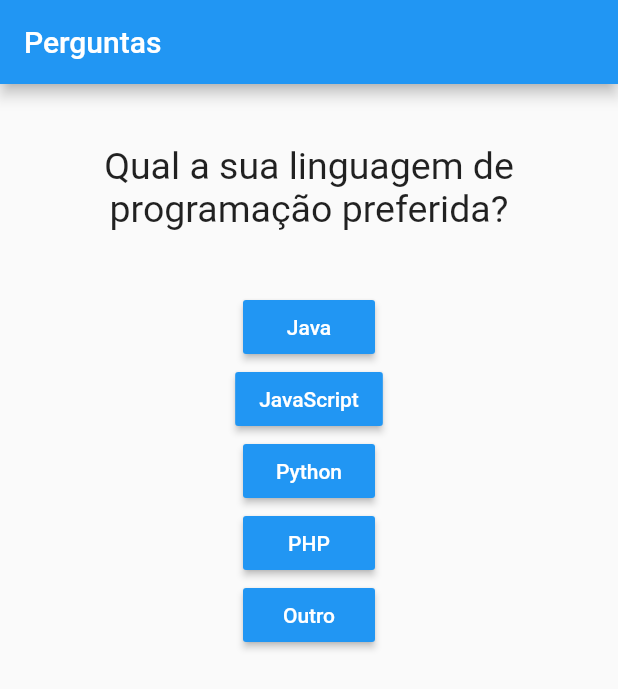
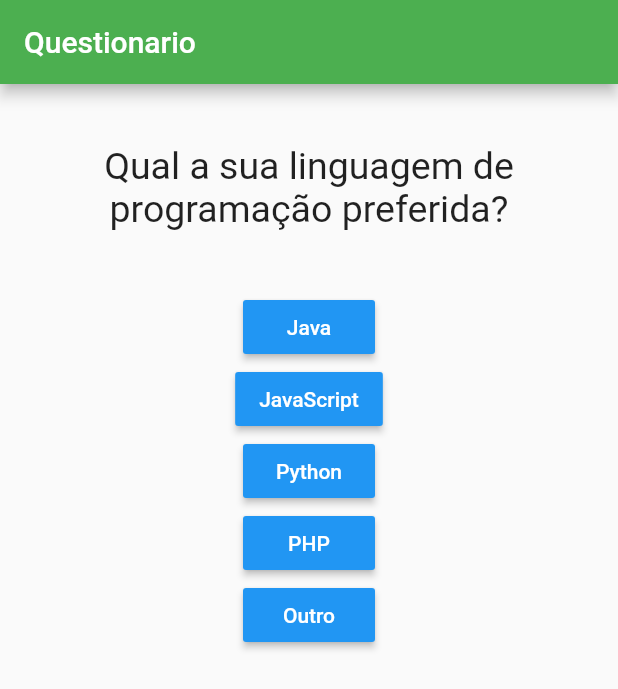
Before and after one commit to Flutter-Studies/Favorite-language, a Flutter app: the screen it shows after launch, on a phone screen of 412 x 824 dp. Shown: the top 689 px of the screen. Run offline on Flutter 3.47's test engine with Material 2 defaults, Android fonts, the phone set to English and light mode, and no system bars.

Commit message:
Changed the appBar

```diff
--- a/lib/main.dart
+++ b/lib/main.dart
@@ -21,8 +21,16 @@ class PerguntaAppState extends State<PerguntaApp> {
       home: Scaffold(
 
         appBar: AppBar(
-          title: Text('Perguntas'),
+          backgroundColor: Colors.green,
+          title: Text(
+
+            'Questionario',
+            textAlign: TextAlign.center,
+
+          ),
+
         ),
+
         body: Column(
           children: <Widget>[
             Questao(new Questionario().texto),
```
